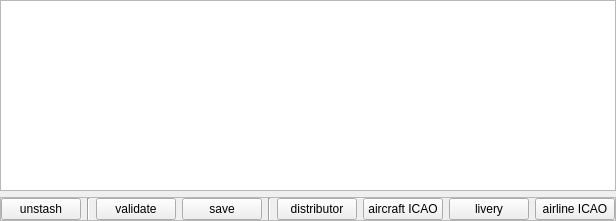
The window that src/blackgui/components/dbstashcomponent.ui (swift-project/pilotclient) describes before a commit, drawn with Qt 5.
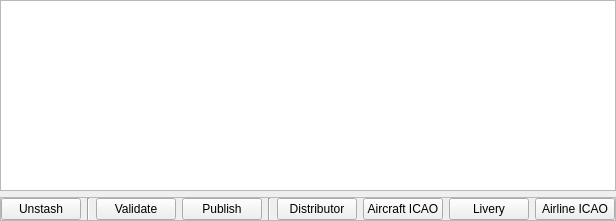
The same window after the commit. Custom widgets are drawn as their Qt base class.

Commit message: refs #535, renamed save to publish * in same step fixed tabstops * capital letters

```diff
--- a/src/blackgui/components/dbstashcomponent.ui
+++ b/src/blackgui/components/dbstashcomponent.ui
@@ -72,7 +72,7 @@
       <item>
        <widget class="QPushButton" name="pb_Unstash">
         <property name="text">
-         <string>unstash</string>
+         <string>Unstash</string>
         </property>
        </widget>
       </item>
@@ -86,14 +86,14 @@
       <item>
        <widget class="QPushButton" name="pb_Validate">
         <property name="text">
-         <string>validate</string>
+         <string>Validate</string>
         </property>
        </widget>
       </item>
       <item>
        <widget class="QPushButton" name="pb_Save">
         <property name="text">
-         <string>save</string>
+         <string>Publish</string>
         </property>
        </widget>
       </item>
@@ -107,28 +107,28 @@
       <item>
        <widget class="QPushButton" name="pb_Distributor">
         <property name="text">
-         <string>distributor</string>
+         <string>Distributor</string>
         </property>
        </widget>
       </item>
       <item>
        <widget class="QPushButton" name="pb_AircraftIcao">
         <property name="text">
-         <string>aircraft ICAO</string>
+         <string>Aircraft ICAO</string>
         </property>
        </widget>
       </item>
       <item>
        <widget class="QPushButton" name="pb_Livery">
         <property name="text">
-         <string>livery</string>
+         <string>Livery</string>
         </property>
        </widget>
       </item>
       <item>
        <widget class="QPushButton" name="pb_AirlineIcao">
         <property name="text">
-         <string>airline ICAO</string>
+         <string>Airline ICAO</string>
         </property>
        </widget>
       </item>
```
Left out of the diff: 4 changed lines with no effect on the pictures. The commit also changes 4 other files.
